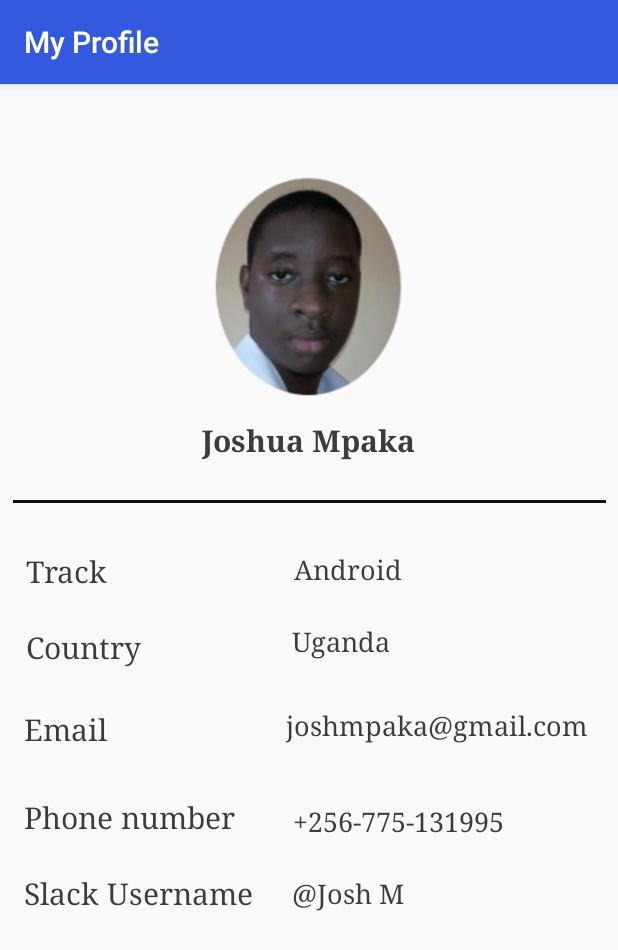
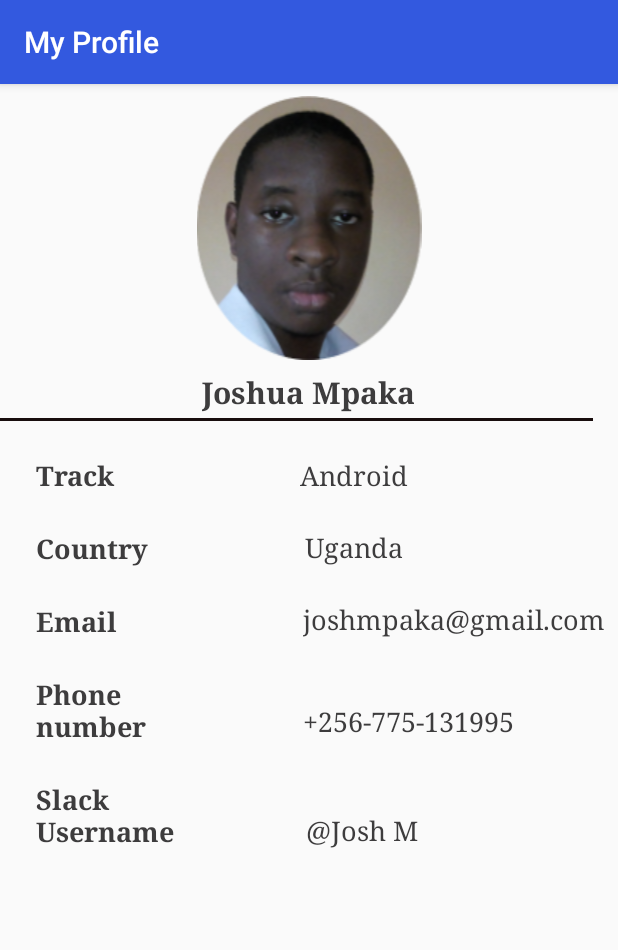
Before and after one commit to joshmpaka/ALC4Phase1ChallengeAndroid, an Android app: the Profile screen opened directly, with no data from a screen before it, on a phone screen of 412 x 824 dp. Shown: the top 950 px of the screen. Run offline under Robolectric (Android 15) with nearby library versions, the phone set to English and light mode, and no system bars.

Commit message:
Updated The Constraint layout

```diff
--- a/app/src/main/res/drawable/button.xml
+++ b/app/src/main/res/drawable/button.xml
@@ -18,8 +18,8 @@
         android:bottom="0dp"
         />
     <size
-        android:width="200dp"
-        android:height="60dp"
+        android:width="0dp"
+        android:height="0dp"
         />
     <!--<stroke-->
         <!--android:width="3dp"-->
--- a/app/src/main/res/layout/activity_main.xml
+++ b/app/src/main/res/layout/activity_main.xml
@@ -8,58 +8,59 @@
 
     <Button
         android:id="@+id/about_alc"
-        android:layout_width="wrap_content"
+        android:layout_width="0dp"
         android:layout_height="wrap_content"
-        android:layout_marginStart="8dp"
-        android:layout_marginTop="24dp"
-        android:layout_marginEnd="8dp"
+        android:layout_marginStart="32dp"
+        android:layout_marginTop="28dp"
+        android:layout_marginEnd="32dp"
+        android:background="@drawable/button"
         android:backgroundTint="#3359DF"
+        android:fontFamily="serif"
+        android:shadowColor="#A8A8A8"
+
+        android:shadowDx="0"
+        android:shadowDy="0"
+        android:shadowRadius="5"
+        android:text="About ALC"
+        android:textColor="#FFFFFF"
+        android:textSize="24sp"
+        android:textStyle="bold"
+        app:layout_constraintEnd_toEndOf="parent"
+        app:layout_constraintHorizontal_bias="0.0"
+        app:layout_constraintStart_toStartOf="parent"
+        app:layout_constraintTop_toBottomOf="@+id/imageView5" />
+
+    <Button
+        android:id="@+id/btn_profile"
+        android:layout_width="0dp"
+        android:layout_height="wrap_content"
+        android:layout_marginTop="32dp"
+        android:layout_marginBottom="8dp"
         android:background="@drawable/button"
         android:fontFamily="serif"
         android:shadowColor="#A8A8A8"
         android:shadowDx="0"
         android:shadowDy="0"
         android:shadowRadius="5"
-        android:text="About ALC"
-
+        android:text="MY PROFILE"
         android:textColor="#FFFFFF"
-        android:textSize="24sp"
-        android:textStyle="bold"
-        app:layout_constraintEnd_toEndOf="parent"
-        app:layout_constraintHorizontal_bias="0.512"
-        app:layout_constraintStart_toStartOf="parent"
-        app:layout_constraintTop_toBottomOf="@+id/imageView5" />
-
-    <Button
-        android:id="@+id/btn_profile"
-        android:layout_width="wrap_content"
-        android:layout_height="wrap_content"
-        android:layout_marginStart="8dp"
-        android:layout_marginTop="28dp"
-        android:layout_marginBottom="8dp"
-        android:textColor="#FFFFFF"
-        android:fontFamily="serif"
-        android:text="MY PROFILE"
-        android:background="@drawable/button"
-        android:shadowColor="#A8A8A8"
-        android:shadowDx="0"
-        android:shadowDy="0"
-        android:shadowRadius="5"
         android:textSize="24sp"
         android:textStyle="bold"
         app:layout_constraintBottom_toBottomOf="parent"
         app:layout_constraintEnd_toEndOf="@+id/about_alc"
-        app:layout_constraintHorizontal_bias="0.8"
+        app:layout_constraintHorizontal_bias="0.0"
         app:layout_constraintStart_toStartOf="@+id/about_alc"
         app:layout_constraintTop_toBottomOf="@+id/about_alc"
-        app:layout_constraintVertical_bias="0.033" />
+        app:layout_constraintVertical_bias="0.003" />
 
     <ImageView
         android:id="@+id/imageView4"
-        android:layout_width="398dp"
-        android:layout_height="93dp"
-        android:layout_marginTop="32dp"
+        android:layout_width="0dp"
+        android:layout_height="0dp"
+        android:layout_marginStart="8dp"
+        android:layout_marginTop="8dp"
         android:layout_marginEnd="8dp"
+        app:layout_constraintBottom_toTopOf="@+id/textView"
         app:layout_constraintEnd_toEndOf="parent"
         app:layout_constraintStart_toStartOf="parent"
         app:layout_constraintTop_toTopOf="parent"
@@ -67,29 +68,35 @@
 
     <TextView
         android:id="@+id/textView"
-        android:layout_width="wrap_content"
+        android:layout_width="0dp"
         android:layout_height="wrap_content"
         android:layout_marginStart="8dp"
-        android:layout_marginTop="36dp"
+        android:layout_marginTop="92dp"
         android:fontFamily="serif"
         android:text="WELCOME TO ALC 4.0"
+        android:textAlignment="center"
         android:textColor="#010003"
         android:textSize="24sp"
         android:textStyle="bold"
         app:layout_constraintEnd_toEndOf="@+id/imageView4"
-        app:layout_constraintHorizontal_bias="0.495"
+        app:layout_constraintHorizontal_bias="0.0"
         app:layout_constraintStart_toStartOf="@+id/imageView4"
-        app:layout_constraintTop_toBottomOf="@+id/imageView4" />
+        app:layout_constraintTop_toTopOf="parent" />
 
     <ImageView
         android:id="@+id/imageView5"
-        android:layout_width="396dp"
-        android:layout_height="172dp"
+        android:layout_width="0dp"
+        android:layout_height="125dp"
+        android:layout_marginStart="8dp"
         android:layout_marginTop="32dp"
+        android:layout_marginEnd="8dp"
+        android:layout_marginBottom="8dp"
+        app:layout_constraintBottom_toBottomOf="parent"
         app:layout_constraintEnd_toEndOf="parent"
-        app:layout_constraintHorizontal_bias="0.333"
-        app:layout_constraintStart_toStartOf="@+id/imageView4"
+        app:layout_constraintHorizontal_bias="1.0"
+        app:layout_constraintStart_toStartOf="parent"
         app:layout_constraintTop_toBottomOf="@+id/textView"
+        app:layout_constraintVertical_bias="0.031"
         app:srcCompat="@drawable/workinprogress" />
 
 </androidx.constraintlayout.widget.ConstraintLayout>
--- a/app/src/main/res/layout/activity_profile.xml
+++ b/app/src/main/res/layout/activity_profile.xml
@@ -2,175 +2,203 @@
 <androidx.constraintlayout.widget.ConstraintLayout xmlns:android="http://schemas.android.com/apk/res/android"
     xmlns:app="http://schemas.android.com/apk/res-auto"
     xmlns:tools="http://schemas.android.com/tools"
+    android:id="@+id/constraintLayout"
     android:layout_width="match_parent"
     android:layout_height="match_parent"
     android:visibility="visible"
     tools:context=".Profile">
 
+    <ScrollView
+        android:id="@+id/scrollView2"
+        android:layout_width="match_parent"
+        android:layout_height="match_parent"
+        tools:layout_editor_absoluteX="0dp"
+        tools:layout_editor_absoluteY="16dp">
+
+
+
+        <androidx.constraintlayout.widget.ConstraintLayout
+            android:layout_width="match_parent"
+            android:layout_height="match_parent">
+
             <View
                 android:id="@+id/divider"
                 android:layout_width="395dp"
                 android:layout_height="2dp"
-        android:layout_marginTop="7dp"
                 android:layout_marginBottom="8dp"
                 android:background="#F7FFFFFF"
                 android:backgroundTint="#FA0C0000"
                 app:layout_constraintBottom_toBottomOf="parent"
                 app:layout_constraintEnd_toEndOf="parent"
+                app:layout_constraintHorizontal_bias="0.0"
                 app:layout_constraintStart_toStartOf="parent"
                 app:layout_constraintTop_toBottomOf="@+id/imageView3"
-        app:layout_constraintVertical_bias="0.0"
+                app:layout_constraintVertical_bias="0.117"
                 tools:visibility="visible" />
 
             <TextView
-        android:id="@+id/textView2"
+                android:id="@+id/textView9"
                 android:layout_width="wrap_content"
                 android:layout_height="wrap_content"
-        android:layout_marginStart="16dp"
                 android:layout_marginTop="24dp"
-        android:text="Slack Username"
+                android:layout_marginBottom="8dp"
+                android:text="@string/josh_m"
                 android:textAppearance="@style/ProfileText"
+                android:textSize="18dp"
+                app:layout_constraintBottom_toBottomOf="parent"
+                app:layout_constraintEnd_toEndOf="@+id/textView10"
+                app:layout_constraintHorizontal_bias="0.03"
+                app:layout_constraintStart_toStartOf="@+id/textView10"
+                app:layout_constraintTop_toBottomOf="@+id/textView10"
+                app:layout_constraintVertical_bias="0.733" />
+
+            <ImageView
+                android:id="@+id/imageView3"
+                android:layout_width="0dp"
+                android:layout_height="wrap_content"
+                android:layout_marginTop="8dp"
+                android:layout_marginBottom="8dp"
+                app:layout_constraintBottom_toTopOf="@+id/textView8"
+                app:layout_constraintEnd_toEndOf="parent"
+                app:layout_constraintHorizontal_bias="0.0"
                 app:layout_constraintStart_toStartOf="parent"
-        app:layout_constraintTop_toBottomOf="@+id/textView3" />
-
-    <TextView
-        android:id="@+id/textView3"
-        android:layout_width="wrap_content"
-        android:layout_height="wrap_content"
-        android:layout_marginStart="16dp"
-        android:layout_marginTop="32dp"
-        android:text="Phone number"
-        android:textAppearance="@style/ProfileText"
-        app:layout_constraintStart_toStartOf="parent"
-        app:layout_constraintTop_toBottomOf="@+id/textView5" />
+                app:layout_constraintTop_toTopOf="parent"
+                app:srcCompat="@drawable/img" />
 
             <TextView
                 android:id="@+id/textView4"
                 android:layout_width="wrap_content"
                 android:layout_height="wrap_content"
+                android:layout_marginStart="24dp"
                 android:layout_marginTop="24dp"
-        android:layout_marginEnd="8dp"
                 android:text="Country"
                 android:textAppearance="@style/ProfileText"
-        app:layout_constraintEnd_toStartOf="@+id/textView11"
-        app:layout_constraintHorizontal_bias="0.0"
-        app:layout_constraintStart_toStartOf="@+id/textView6"
+                android:textSize="18dp"
+                android:textStyle="bold"
+                app:layout_constraintStart_toStartOf="parent"
                 app:layout_constraintTop_toBottomOf="@+id/textView6" />
-
-    <TextView
-        android:id="@+id/textView5"
-        android:layout_width="wrap_content"
-        android:layout_height="wrap_content"
-        android:layout_marginStart="16dp"
-        android:layout_marginTop="28dp"
-        android:text="Email"
-        android:textAppearance="@style/ProfileText"
-        app:layout_constraintStart_toStartOf="parent"
-        app:layout_constraintTop_toBottomOf="@+id/textView4" />
-
-    <TextView
-        android:id="@+id/textView6"
-        android:layout_width="wrap_content"
-        android:layout_height="wrap_content"
-        android:layout_marginStart="8dp"
-        android:layout_marginTop="32dp"
-        android:layout_marginEnd="8dp"
-        android:text="Track "
-        android:textAppearance="@style/ProfileText"
-        app:layout_constraintEnd_toStartOf="@+id/textView7"
-        app:layout_constraintHorizontal_bias="0.078"
-        app:layout_constraintStart_toStartOf="parent"
-        app:layout_constraintTop_toBottomOf="@+id/divider" />
-
-    <TextView
-        android:id="@+id/textView7"
-        android:layout_width="wrap_content"
-        android:layout_height="wrap_content"
-        android:layout_marginTop="32dp"
-        android:layout_marginEnd="144dp"
-        android:text="Android"
-        android:textAppearance="@style/ProfileText"
-        android:textSize="18sp"
-        app:layout_constraintEnd_toEndOf="parent"
-        app:layout_constraintTop_toBottomOf="@+id/divider" />
-
-    <TextView
-        android:id="@+id/textView9"
-        android:layout_width="wrap_content"
-        android:layout_height="wrap_content"
-        android:layout_marginStart="8dp"
-        android:layout_marginTop="24dp"
-        android:layout_marginEnd="8dp"
-        android:text="@Josh M"
-        android:textAppearance="@style/ProfileText"
-        android:textSize="18sp"
-        app:layout_constraintEnd_toEndOf="parent"
-        app:layout_constraintHorizontal_bias="0.12"
-        app:layout_constraintStart_toEndOf="@+id/textView2"
-        app:layout_constraintTop_toBottomOf="@+id/textView10" />
-
-    <TextView
-        android:id="@+id/textView10"
-        android:layout_width="wrap_content"
-        android:layout_height="wrap_content"
-        android:layout_marginTop="40dp"
-        android:layout_marginEnd="76dp"
-        android:text="+256-775-131995"
-        android:textAppearance="@style/ProfileText"
-        android:textSize="18sp"
-        app:layout_constraintEnd_toEndOf="parent"
-        app:layout_constraintTop_toBottomOf="@+id/textView12" />
 
             <TextView
                 android:id="@+id/textView11"
                 android:layout_width="wrap_content"
                 android:layout_height="wrap_content"
                 android:layout_marginTop="24dp"
-        android:layout_marginEnd="152dp"
                 android:text="Uganda"
                 android:textAppearance="@style/ProfileText"
-        android:textSize="18sp"
-        app:layout_constraintEnd_toEndOf="parent"
+                android:textSize="18dp"
+                app:layout_constraintEnd_toEndOf="@+id/textView7"
+                app:layout_constraintStart_toStartOf="@+id/textView7"
                 app:layout_constraintTop_toBottomOf="@+id/textView7" />
+
+            <TextView
+                android:id="@+id/textView10"
+                android:layout_width="wrap_content"
+                android:layout_height="wrap_content"
+                android:layout_marginTop="44dp"
+                android:layout_marginEnd="72dp"
+                android:text="+256-775-131995"
+                android:textAppearance="@style/ProfileText"
+                android:textSize="18dp"
+                app:layout_constraintEnd_toEndOf="@+id/textView12"
+                app:layout_constraintHorizontal_bias="0.0"
+                app:layout_constraintStart_toStartOf="@+id/textView12"
+                app:layout_constraintTop_toBottomOf="@+id/textView12" />
 
             <TextView
                 android:id="@+id/textView12"
                 android:layout_width="wrap_content"
                 android:layout_height="wrap_content"
-        android:layout_marginTop="32dp"
-        android:layout_marginEnd="20dp"
+                android:layout_marginTop="24dp"
+                android:layout_marginEnd="16dp"
                 android:text="joshmpaka@gmail.com"
                 android:textAppearance="@style/ProfileText"
-        android:textSize="18sp"
-        app:layout_constraintEnd_toEndOf="parent"
+                android:textSize="18dp"
+                app:layout_constraintEnd_toEndOf="@+id/textView11"
+                app:layout_constraintHorizontal_bias="0.013"
+                app:layout_constraintStart_toStartOf="@+id/textView11"
                 app:layout_constraintTop_toBottomOf="@+id/textView11" />
 
-    <ImageView
-        android:id="@+id/imageView3"
-        android:layout_width="411dp"
-        android:layout_height="270dp"
-        android:layout_marginBottom="8dp"
+            <TextView
+                android:id="@+id/textView5"
+                android:layout_width="wrap_content"
+                android:layout_height="wrap_content"
+                android:layout_marginStart="24dp"
+                android:layout_marginTop="24dp"
+                android:text="Email"
+                android:textAppearance="@style/ProfileText"
+                android:textSize="18dp"
+                android:textStyle="bold"
+                app:layout_constraintStart_toStartOf="parent"
+                app:layout_constraintTop_toBottomOf="@+id/textView4" />
+
+            <TextView
+                android:id="@+id/textView3"
+                android:layout_width="105dp"
+                android:layout_height="46dp"
+                android:layout_marginStart="24dp"
+                android:layout_marginTop="24dp"
+                android:text="Phone number"
+                android:textAppearance="@style/ProfileText"
+                android:textSize="18dp"
+                android:textStyle="bold"
+                app:layout_constraintStart_toStartOf="parent"
+                app:layout_constraintTop_toBottomOf="@+id/textView5" />
+
+            <TextView
+                android:id="@+id/textView6"
+                android:layout_width="wrap_content"
+                android:layout_height="wrap_content"
+                android:layout_marginStart="24dp"
+                android:layout_marginTop="24dp"
+                android:text="Track "
+                android:textAppearance="@style/ProfileText"
+                android:textSize="18dp"
+                android:textStyle="bold"
+                app:layout_constraintStart_toStartOf="parent"
+                app:layout_constraintTop_toBottomOf="@+id/divider" />
+
+            <TextView
+                android:id="@+id/textView2"
+                android:layout_width="102dp"
+                android:layout_height="45dp"
+                android:layout_marginStart="24dp"
+                android:layout_marginTop="24dp"
+                android:layout_marginBottom="16dp"
+                android:text="Slack Username"
+                android:textAppearance="@style/ProfileText"
+                android:textSize="18dp"
+                android:textStyle="bold"
                 app:layout_constraintBottom_toBottomOf="parent"
+                app:layout_constraintStart_toStartOf="parent"
+                app:layout_constraintTop_toBottomOf="@+id/textView3"
+                app:layout_constraintVertical_bias="1.0" />
+
+            <TextView
+                android:id="@+id/textView7"
+                android:layout_width="wrap_content"
+                android:layout_height="wrap_content"
+                android:layout_marginTop="24dp"
+                android:layout_marginEnd="140dp"
+                android:text="Android"
+                android:textAppearance="@style/ProfileText"
+                android:textSize="18dp"
                 app:layout_constraintEnd_toEndOf="parent"
-        app:layout_constraintHorizontal_bias="0.0"
-        app:layout_constraintStart_toStartOf="parent"
-        app:layout_constraintTop_toTopOf="parent"
-        app:layout_constraintVertical_bias="0.0"
-        app:srcCompat="@drawable/img" />
+                app:layout_constraintTop_toBottomOf="@+id/divider" />
 
             <TextView
                 android:id="@+id/textView8"
                 android:layout_width="wrap_content"
                 android:layout_height="wrap_content"
                 android:layout_marginStart="8dp"
-        android:layout_marginTop="224dp"
+                android:layout_marginTop="8dp"
                 android:layout_marginEnd="8dp"
                 android:text="Joshua Mpaka"
                 android:textAppearance="@style/ProfileText"
                 android:textStyle="bold"
-        app:layout_constraintEnd_toEndOf="parent"
+                app:layout_constraintEnd_toEndOf="@+id/imageView3"
                 app:layout_constraintHorizontal_bias="0.498"
                 app:layout_constraintStart_toStartOf="parent"
-        app:layout_constraintTop_toTopOf="@+id/imageView3" />
-
+                app:layout_constraintTop_toBottomOf="@+id/imageView3" />
         </androidx.constraintlayout.widget.ConstraintLayout>
+    </ScrollView>
+</androidx.constraintlayout.widget.ConstraintLayout>
--- a/app/src/main/res/values/strings.xml
+++ b/app/src/main/res/values/strings.xml
@@ -2,4 +2,5 @@
     <string name="app_name">ALC 4 Phase 1</string>
     <string name="About">About ALC</string>
     <string name="my_profile">My Profile</string>
+    <string name="josh_m">\@Josh M</string>
 </resources>
```
Also changed, not shown: app/src/main/res/drawable/img.png. Lines whose indentation alone changed are shown as unchanged.
